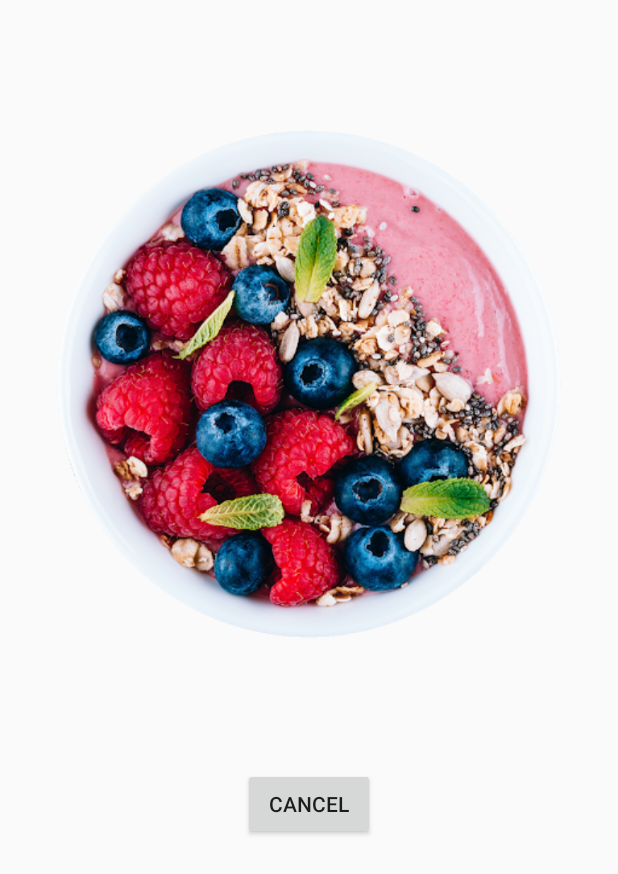
After one commit to lilching/washu-gains-app, an Android app: the layout photo_display.xml on its own in the app's theme, with its tools: preview values and no code run, on a phone screen of 412 x 824 dp. The commit adds this screen. Shown: the top 874 px of the screen. Run offline under Robolectric (Android 15) with nearby library versions, the phone set to English and light mode, and no system bars; Roboto replaces fonts that are not available here.

Commit message:
display small image

```diff
--- a/app/src/main/AndroidManifest.xml
+++ b/app/src/main/AndroidManifest.xml
@@ -6,6 +6,9 @@
     <!--permission to use the internet -->
     <uses-permission android:name="android.permission.INTERNET"/>
     <uses-permission android:name="android.permission.ACCESS_NETWORK_STATE" />
+    <!--permission to use the camera -->
+    <uses-permission android:name="android.permission.CAMERA" />
+    <uses-feature android:name="android.hardware.camera" />
 
     <application
         android:name="androidx.multidex.MultiDexApplication"
--- /dev/null
+++ b/app/src/main/res/layout/photo_display.xml
@@ -0,0 +1,23 @@
+<androidx.constraintlayout.widget.ConstraintLayout xmlns:android="http://schemas.android.com/apk/res/android"
+    xmlns:app="http://schemas.android.com/apk/res-auto"
+    xmlns:tools="http://schemas.android.com/tools"
+    android:layout_width="wrap_content" android:layout_height="wrap_content">
+
+    <ImageView
+        android:id="@+id/photoTaken"
+        android:layout_width="match_parent"
+        android:layout_height="match_parent"
+        app:layout_constraintBottom_toTopOf="@+id/dismissButton"
+        app:layout_constraintStart_toStartOf="parent"
+        app:layout_constraintTop_toTopOf="parent"
+        app:srcCompat="@drawable/acai" />
+
+    <Button
+        android:id="@+id/dismissButton"
+        android:layout_width="wrap_content"
+        android:layout_height="wrap_content"
+        android:text="Cancel"
+        app:layout_constraintBottom_toBottomOf="parent"
+        app:layout_constraintEnd_toEndOf="parent"
+        app:layout_constraintStart_toStartOf="parent" />
+</androidx.constraintlayout.widget.ConstraintLayout>
```
Also changed, not shown: app/build.gradle (+7 -1 lines), app/src/main/java/com/example/washugains/Activity/MainActivity.kt (+26 -6 lines), app/src/main/java/com/example/washugains/Fragment/InputFragments/FoodFragment.kt (+130 -0 lines), app/src/main/res/layout/exercise_fragment.xml (+0 -7 lines).
